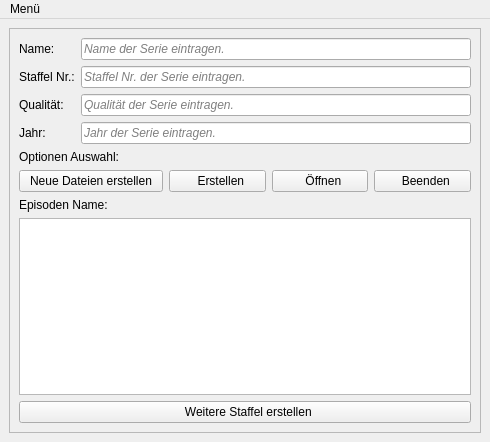
The window that ui/main.ui (Morpheus2018/media_generator) describes before a commit, drawn with Qt 5.
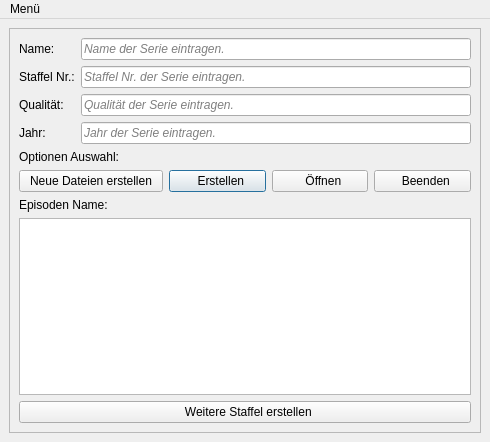
The same window after the commit.

Diff of the .ui file:
```diff
--- a/ui/main.ui
+++ b/ui/main.ui
@@ -145,6 +145,12 @@
              <property name="text">
               <string>  Erstellen</string>
              </property>
+             <property name="autoDefault">
+              <bool>true</bool>
+             </property>
+             <property name="default">
+              <bool>true</bool>
+             </property>
             </widget>
            </item>
            <item>
```
Left out of the diff: 40 changed lines with no effect on the pictures.
